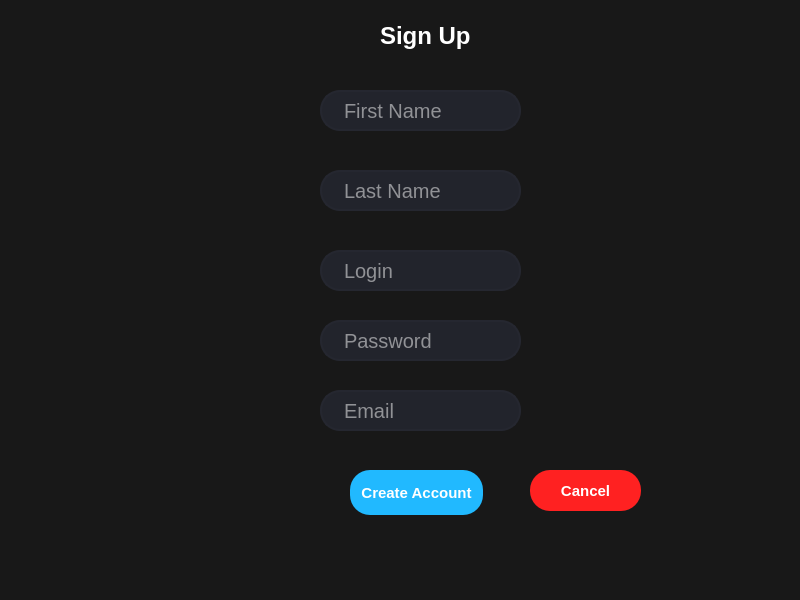
The window that forms/mainwindow.ui (BethencourtFlorian/Platlog_c) describes before a commit, drawn with Qt 5.
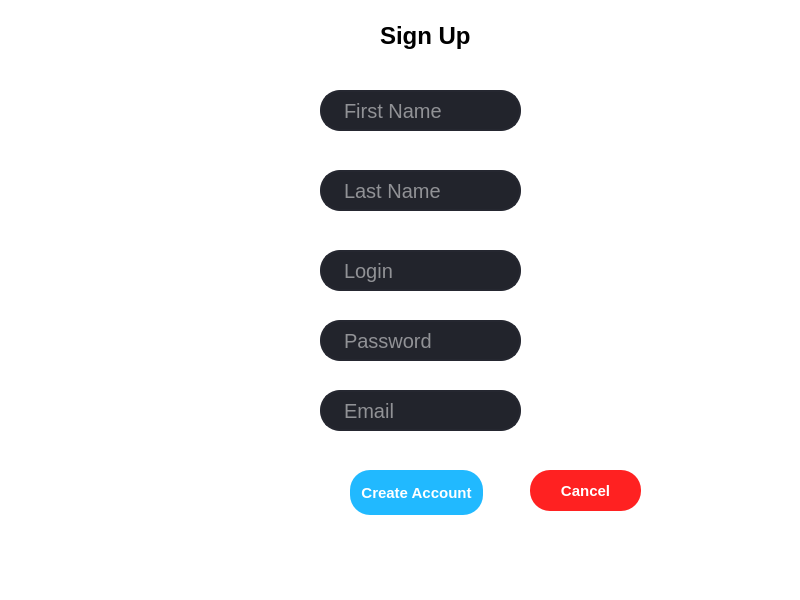
The same window after the commit.

Commit message: mise à jour interfaces

The edit to the form file:
```diff
--- a/forms/mainwindow.ui
+++ b/forms/mainwindow.ui
@@ -23,7 +23,7 @@
   </property>
   <property name="styleSheet">
    <string notr="true">font: 8pt &quot;Segoe UI&quot;;
-background-color: rgb(24, 24, 24);</string>
+background-color: rgb(255,255,255);</string>
   </property>
   <widget class="QWidget" name="centralwidget">
    <widget class="QPushButton" name="button_inscription">
@@ -258,7 +258,7 @@
 	font-size: 24px;
 	font-weight: bold;
 	
-	color: rgb(255, 255, 255);
+	color: rgb(0,0,0);
 }</string>
     </property>
     <property name="text">
```
The commit also changes 5 other files.
